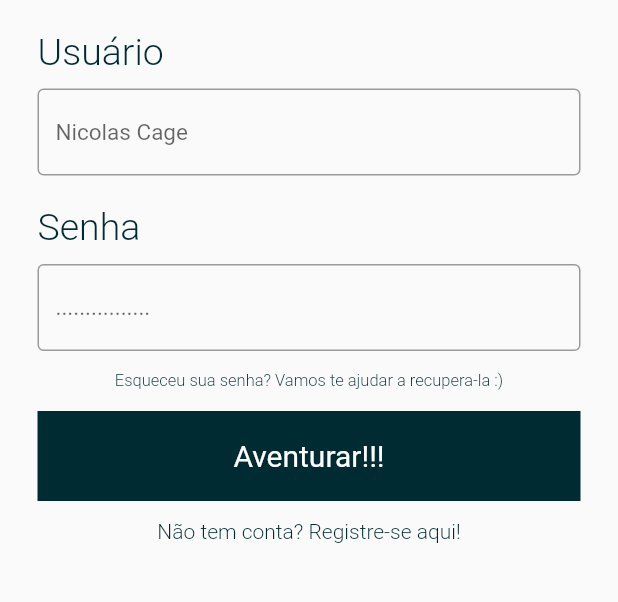
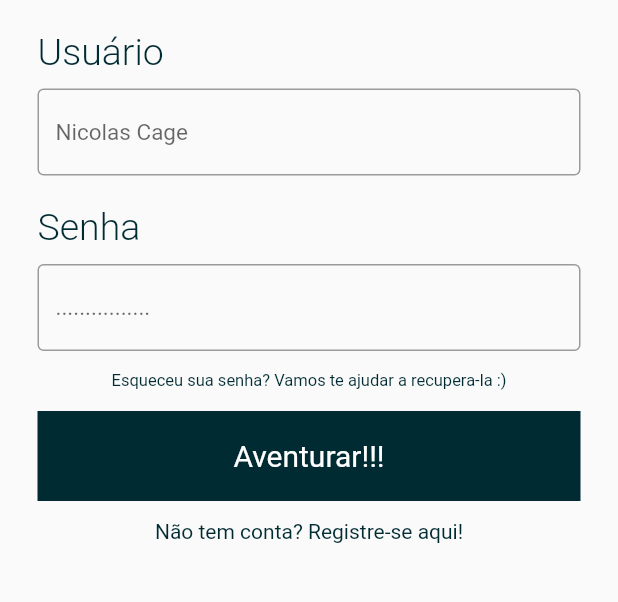
Before and after one commit to saulogp/find-a-table, a Flutter app: the screen it shows after launch, on a phone screen of 412 x 824 dp, the part 270-872 px from its top. Run offline on Flutter 3.47's test engine with Material 2 defaults, Android fonts, the phone set to English and light mode, and no system bars.

Commit message:
dark msg

```diff
--- a/lib/pages/login.dart
+++ b/lib/pages/login.dart
@@ -91,7 +91,7 @@ class _LoginPageState extends State<LoginPage> {
                     style: TextStyle(
                       fontSize: 11,
                       color: Color(0xFF002B32),
-                      fontWeight: FontWeight.w300,
+                      fontWeight: FontWeight.w400,
                     ),
                   ),
                   onPressed: () {
@@ -139,7 +139,7 @@ class _LoginPageState extends State<LoginPage> {
                   textAlign: TextAlign.right,
                   style: TextStyle(
                     color: Color(0xFF002B32),
-                    fontWeight: FontWeight.w300,
+                    fontWeight: FontWeight.w400,
                   ),
                 ),
                 onPressed: () {
```
